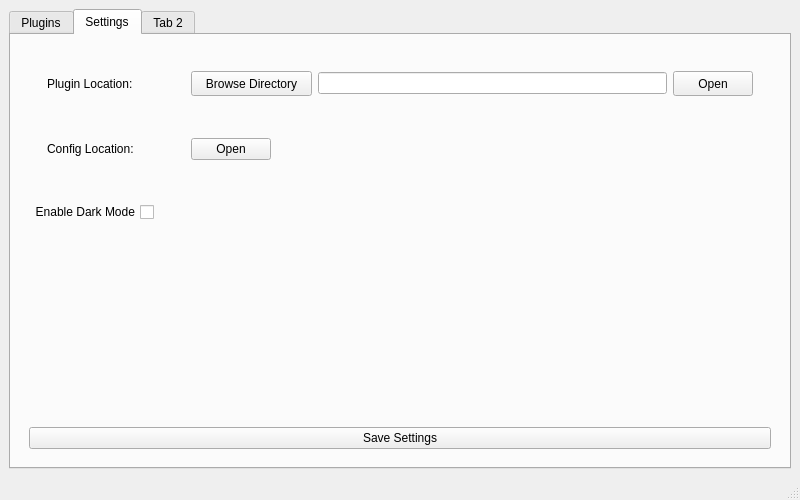
MaxTheSpy/SimpleToolSuite, file src/simpletoolsuite/main.ui: the form before one commit.
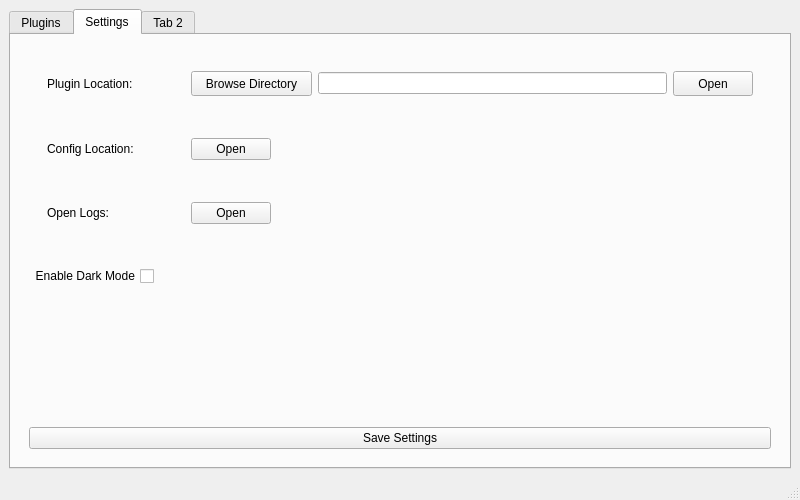
The form after the commit. The open tabs and pages were chosen to show the change.

Commit message: Actions from STS now produce logs.

```diff
--- a/src/simpletoolsuite/main.ui
+++ b/src/simpletoolsuite/main.ui
@@ -320,6 +320,63 @@
              </layout>
             </widget>
            </item>
+           <item>
+            <widget class="QWidget" name="widget_20" native="true">
+             <layout class="QHBoxLayout" name="horizontalLayout_18">
+              <item>
+               <widget class="QWidget" name="widget_9" native="true">
+                <property name="minimumSize">
+                 <size>
+                  <width>120</width>
+                  <height>30</height>
+                 </size>
+                </property>
+                <layout class="QHBoxLayout" name="horizontalLayout_19">
+                 <item>
+                  <widget class="QLabel" name="label_log_loc">
+                   <property name="minimumSize">
+                    <size>
+                     <width>120</width>
+                     <height>20</height>
+                    </size>
+                   </property>
+                   <property name="text">
+                    <string>Open Logs:</string>
+                   </property>
+                  </widget>
+                 </item>
+                </layout>
+               </widget>
+              </item>
+              <item>
+               <widget class="QWidget" name="widget_21" native="true">
+                <layout class="QHBoxLayout" name="horizontalLayout_20">
+                 <item>
+                  <widget class="QPushButton" name="button_open_logs">
+                   <property name="text">
+                    <string>Open</string>
+                   </property>
+                  </widget>
+                 </item>
+                </layout>
+               </widget>
+              </item>
+              <item>
+               <spacer name="horizontalSpacer_4">
+                <property name="orientation">
+                 <enum>Qt::Horizontal</enum>
+                </property>
+                <property name="sizeHint" stdset="0">
+                 <size>
+                  <width>40</width>
+                  <height>20</height>
+                 </size>
+                </property>
+               </spacer>
+              </item>
+             </layout>
+            </widget>
+           </item>
           </layout>
          </widget>
         </item>
```
Left out of the diff: 4 changed lines with no effect on the pictures. The commit also changes 2 other files.
